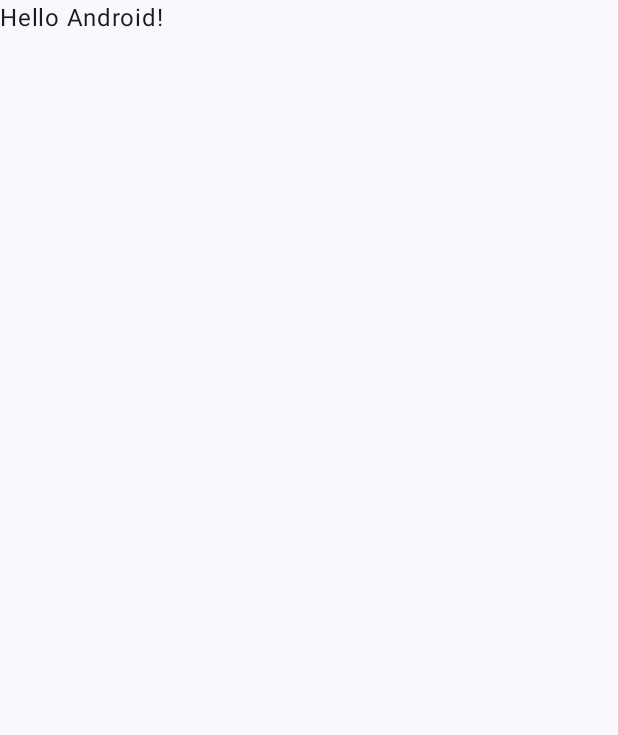
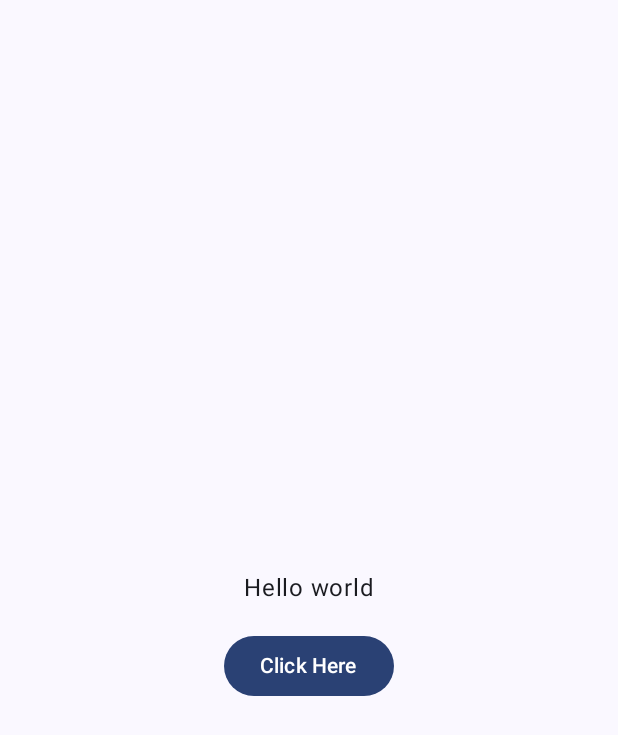
Before and after one commit to bernard-ng/unh-medifax-android, an Android app built with Jetpack Compose: the screen it shows after launch (MainActivity), on a phone screen of 412 x 824 dp. Before the commit the part shown is almost empty. Shown: the top 735 px of the screen. Run offline under Robolectric (Android 15) with nearby library versions, the phone set to English and light mode, and no system bars.

Commit message:
Assignment 2 : Event Handling and Touch drawing

```diff
--- a/app/build.gradle.kts
+++ b/app/build.gradle.kts
@@ -59,6 +59,9 @@ dependencies {
     implementation(libs.androidx.ui.graphics)
     implementation(libs.androidx.ui.tooling.preview)
     implementation(libs.androidx.material3)
+    implementation(libs.androidx.appcompat)
+    implementation(libs.material)
+    implementation(libs.androidx.activity)
     testImplementation(libs.junit)
     androidTestImplementation(libs.androidx.junit)
     androidTestImplementation(libs.androidx.espresso.core)
--- a/app/src/main/AndroidManifest.xml
+++ b/app/src/main/AndroidManifest.xml
@@ -13,6 +13,9 @@
         android:theme="@style/Theme.Medifax"
         tools:targetApi="31">
         <activity
+            android:name=".TouchDrawActivity"
+            android:exported="false" />
+        <activity
             android:name=".MainActivity"
             android:exported="true"
             android:label="@string/app_name"
--- a/app/src/main/java/tech/devscast/medifax/MainActivity.kt
+++ b/app/src/main/java/tech/devscast/medifax/MainActivity.kt
@@ -3,14 +3,9 @@ package tech.devscast.medifax
 import android.os.Bundle
 import androidx.activity.ComponentActivity
 import androidx.activity.compose.setContent
-import androidx.compose.foundation.layout.Column
-import androidx.compose.foundation.layout.fillMaxSize
-import androidx.compose.material3.MaterialTheme
-import androidx.compose.material3.Surface
-import androidx.compose.material3.Text
-import androidx.compose.runtime.Composable
-import androidx.compose.ui.Modifier
-import androidx.compose.ui.tooling.preview.Preview
+import tech.devscast.medifax.ui.screens.EventHandlingScreen
+import tech.devscast.medifax.ui.screens.OnboardingScreen
+import tech.devscast.medifax.ui.screens.TouchDrawingScreen
 import tech.devscast.medifax.ui.theme.MedifaxTheme
 
 class MainActivity : ComponentActivity() {
@@ -18,34 +13,8 @@ class MainActivity : ComponentActivity() {
         super.onCreate(savedInstanceState)
         setContent {
             MedifaxTheme {
-                // A surface container using the 'background' color from the theme
-                Surface(
-                    modifier = Modifier.fillMaxSize(),
-                    color = MaterialTheme.colorScheme.background
-                ) {
-                    Greeting("Android")
-                }
+                EventHandlingScreen()
             }
         }
     }
 }
-
-@Composable
-fun Greeting(name: String, modifier: Modifier = Modifier) {
-    Surface {
-        Column {
-            Text(
-                text = "Hello $name!",
-                modifier = modifier
-            )
-        }
-    }
-}
-
-@Preview(showBackground = true, device = "id:pixel_8_pro", showSystemUi = true)
-@Composable
-fun GreetingPreview() {
-    MedifaxTheme {
-        Greeting("Android")
-    }
-}
--- /dev/null
+++ b/app/src/main/java/tech/devscast/medifax/ui/screens/EventHandlingScreen.kt
@@ -0,0 +1,121 @@
+package tech.devscast.medifax.ui.screens
+
+import androidx.compose.foundation.BorderStroke
+import androidx.compose.foundation.ExperimentalFoundationApi
+import androidx.compose.foundation.combinedClickable
+import androidx.compose.foundation.layout.Arrangement
+import androidx.compose.foundation.layout.Box
+import androidx.compose.foundation.layout.Column
+import androidx.compose.foundation.layout.PaddingValues
+import androidx.compose.foundation.layout.Row
+import androidx.compose.foundation.layout.RowScope
+import androidx.compose.foundation.layout.defaultMinSize
+import androidx.compose.foundation.layout.fillMaxSize
+import androidx.compose.foundation.layout.padding
+import androidx.compose.material3.ButtonDefaults
+import androidx.compose.material3.LocalContentColor
+import androidx.compose.material3.MaterialTheme
+import androidx.compose.material3.ProvideTextStyle
+import androidx.compose.material3.Surface
+import androidx.compose.material3.Text
+import androidx.compose.runtime.Composable
+import androidx.compose.runtime.CompositionLocalProvider
+import androidx.compose.runtime.getValue
+import androidx.compose.runtime.mutableStateOf
+import androidx.compose.runtime.remember
+import androidx.compose.runtime.setValue
+import androidx.compose.ui.Alignment
+import androidx.compose.ui.Modifier
+import androidx.compose.ui.graphics.Color
+import androidx.compose.ui.graphics.Shape
+import androidx.compose.ui.semantics.Role
+import androidx.compose.ui.semantics.role
+import androidx.compose.ui.semantics.semantics
+import androidx.compose.ui.tooling.preview.Preview
+import androidx.compose.ui.unit.dp
+import tech.devscast.medifax.ui.theme.MedifaxTheme
+
+@Composable
+fun EventHandlingScreen(modifier: Modifier = Modifier) {
+
+    var text by remember { mutableStateOf("Hello world") }
+
+    Surface {
+        Column(
+            modifier = Modifier
+                .fillMaxSize()
+                .padding(20.dp),
+            horizontalAlignment = Alignment.CenterHorizontally,
+            verticalArrangement = Arrangement.Center
+        ) {
+            Box(
+                modifier = Modifier.padding(20.dp),
+            ) {
+                Text(
+                    text = text,
+                    modifier = modifier
+                )
+            }
+            CustomButton(
+                onClick = { text = "Button clicked" },
+                onLongClick = { text = "Button Long clicked" },
+                containerColor = MaterialTheme.colorScheme.primary,
+                contentColor = MaterialTheme.colorScheme.onPrimary
+            ) {
+                Text(
+                    text = "Click Here",
+                    modifier = modifier
+                )
+            }
+        }
+    }
+}
+
+@OptIn(ExperimentalFoundationApi::class)
+@Composable
+fun CustomButton(
+    onClick: () -> Unit,
+    onLongClick: () -> Unit,
+    modifier: Modifier = Modifier,
+    shape: Shape = ButtonDefaults.shape,
+    containerColor: Color,
+    contentColor: Color,
+    border: BorderStroke? = null,
+    contentPadding: PaddingValues = ButtonDefaults.ContentPadding,
+    content: @Composable RowScope.() -> Unit
+) {
+
+    Surface(
+        modifier = modifier
+            .semantics { role = Role.Button }
+            .combinedClickable(enabled = true, onClick = onClick, onLongClick = onLongClick),
+        shape = shape,
+        color = containerColor,
+        contentColor = contentColor,
+        border = border,
+    ) {
+        CompositionLocalProvider(LocalContentColor provides contentColor) {
+            ProvideTextStyle(value = MaterialTheme.typography.labelLarge) {
+                Row(
+                    Modifier
+                        .defaultMinSize(
+                            minWidth = ButtonDefaults.MinWidth,
+                            minHeight = ButtonDefaults.MinHeight
+                        )
+                        .padding(contentPadding),
+                    horizontalArrangement = Arrangement.Center,
+                    verticalAlignment = Alignment.CenterVertically,
+                    content = content
+                )
+            }
+        }
+    }
+}
+
+@Preview(showBackground = true, device = "id:pixel_8_pro", showSystemUi = true)
+@Composable
+fun Preview() {
+    MedifaxTheme {
+        EventHandlingScreen()
+    }
+}
--- a/gradle/libs.versions.toml
+++ b/gradle/libs.versions.toml
@@ -8,6 +8,9 @@ espressoCore = "3.5.1"
 lifecycleRuntimeKtx = "2.7.0"
 activityCompose = "1.8.2"
 composeBom = "2023.08.00"
+appcompat = "1.6.1"
+material = "1.10.0"
+activity = "1.8.0"
 
 [libraries]
 androidx-core-ktx = { group = "androidx.core", name = "core-ktx", version.ref = "coreKtx" }
@@ -24,6 +27,9 @@ androidx-ui-tooling-preview = { group = "androidx.compose.ui", name = "ui-toolin
 androidx-ui-test-manifest = { group = "androidx.compose.ui", name = "ui-test-manifest" }
 androidx-ui-test-junit4 = { group = "androidx.compose.ui", name = "ui-test-junit4" }
 androidx-material3 = { group = "androidx.compose.material3", name = "material3" }
+androidx-appcompat = { group = "androidx.appcompat", name = "appcompat", version.ref = "appcompat" }
+material = { group = "com.google.android.material", name = "material", version.ref = "material" }
+androidx-activity = { group = "androidx.activity", name = "activity", version.ref = "activity" }
 
 [plugins]
 androidApplication = { id = "com.android.application", version.ref = "agp" }
```
Also changed, not shown: app/src/main/java/tech/devscast/medifax/ui/screens/OnboardingScreen.kt (+5 -15 lines), app/src/main/java/tech/devscast/medifax/ui/screens/TouchDrawingScreen.kt (added, +66 -0 lines), 3 other files.
